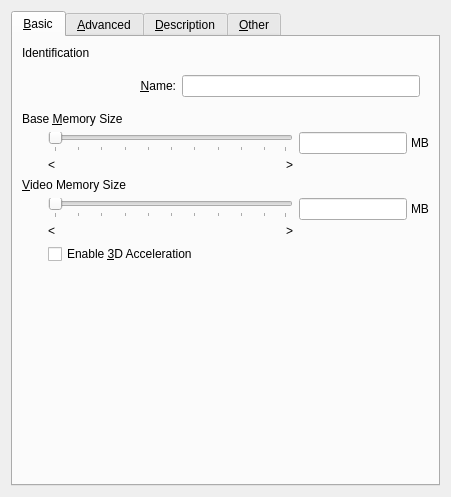
The window that vbox/src/VBox/Frontends/VirtualBox/ui/VBoxVMSettingsGeneral.ui (jljuxgm/vboxgit) describes before a commit, drawn with Qt 5.
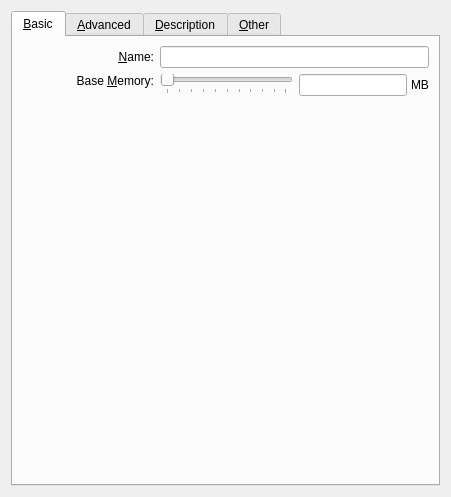
The same window after the commit. Custom widgets are drawn as their Qt base class.

Commit message:
commit_19664 ------------------------------------------------------------------------ r19664 | vboxsync | 2009-05-13 23:08:45 +0800 (Wed, 13 May 2009) | 1 line
FE/Qt4: 3336: Create "Display" category in VM Settings dialog - Initial version implemented.
------------------------------------------------------------------------

Patch:
```diff
--- a/vbox/src/VBox/Frontends/VirtualBox/ui/VBoxVMSettingsGeneral.ui
+++ b/vbox/src/VBox/Frontends/VirtualBox/ui/VBoxVMSettingsGeneral.ui
@@ -36,39 +36,22 @@
       <attribute name="title" >
        <string>&amp;Basic</string>
       </attribute>
-      <layout class="QGridLayout" >
-       <item row="0" column="0" colspan="2" >
-        <widget class="QILabelSeparator" name="mGbIdent" >
-         <property name="sizePolicy" >
-          <sizepolicy vsizetype="Preferred" hsizetype="MinimumExpanding" >
-           <horstretch>0</horstretch>
-           <verstretch>0</verstretch>
-          </sizepolicy>
-         </property>
-         <property name="text" >
-          <string>Identification</string>
-         </property>
-        </widget>
-       </item>
-       <item row="1" column="0" >
-        <spacer>
-         <property name="orientation" >
-          <enum>Qt::Horizontal</enum>
-         </property>
-         <property name="sizeType" >
-          <enum>QSizePolicy::Fixed</enum>
-         </property>
-         <property name="sizeHint" >
-          <size>
-           <width>20</width>
-           <height>20</height>
-          </size>
-         </property>
-        </spacer>
-       </item>
-       <item row="1" column="1" >
+      <layout class="QVBoxLayout" >
+       <item>
         <widget class="VBoxOSTypeSelectorWidget" name="mOSTypeSelector" >
          <layout class="QGridLayout" >
+          <property name="leftMargin" >
+           <number>0</number>
+          </property>
+          <property name="topMargin" >
+           <number>0</number>
+          </property>
+          <property name="rightMargin" >
+           <number>0</number>
+          </property>
+          <property name="bottomMargin" >
+           <number>0</number>
+          </property>
           <item row="0" column="0" >
            <widget class="QLabel" name="mLbName" >
             <property name="text" >
@@ -89,64 +72,26 @@
             </property>
            </widget>
           </item>
-         </layout>
-        </widget>
-       </item>
-       <item row="2" column="0" colspan="2" >
-        <widget class="QILabelSeparator" name="mGbRam" >
-         <property name="sizePolicy" >
-          <sizepolicy vsizetype="Preferred" hsizetype="MinimumExpanding" >
-           <horstretch>0</horstretch>
-           <verstretch>0</verstretch>
-          </sizepolicy>
-         </property>
-         <property name="text" >
-          <string>Base &amp;Memory Size</string>
-         </property>
-         <property name="buddy" >
-          <cstring>mLeRam</cstring>
-         </property>
-        </widget>
-       </item>
        <item row="3" column="0" >
-        <spacer>
-         <property name="orientation" >
-          <enum>Qt::Horizontal</enum>
-         </property>
-         <property name="sizeType" >
-          <enum>QSizePolicy::Fixed</enum>
-         </property>
-         <property name="sizeHint" >
-          <size>
-           <width>20</width>
-           <height>20</height>
-          </size>
-         </property>
-        </spacer>
-       </item>
-       <item row="3" column="1" >
-        <widget class="QWidget" native="1" name="widget_3" >
-         <property name="sizePolicy" >
-          <sizepolicy vsizetype="Maximum" hsizetype="Preferred" >
-           <horstretch>0</horstretch>
-           <verstretch>0</verstretch>
-          </sizepolicy>
-         </property>
-         <layout class="QHBoxLayout" >
-          <property name="leftMargin" >
-           <number>0</number>
-          </property>
-          <property name="topMargin" >
-           <number>0</number>
-          </property>
-          <property name="rightMargin" >
-           <number>0</number>
-          </property>
-          <property name="bottomMargin" >
-           <number>0</number>
-          </property>
-          <item>
+           <widget class="QLabel" name="mLbRam" >
+            <property name="text" >
+             <string>Base &amp;Memory:</string>
+            </property>
+            <property name="alignment" >
+             <set>Qt::AlignRight|Qt::AlignTrailing|Qt::AlignVCenter</set>
+            </property>
+            <property name="buddy" >
+             <cstring>mLeRam</cstring>
+            </property>
+           </widget>
+          </item>
+          <item rowspan="2" row="3" column="1" colspan="2" >
+           <layout class="QGridLayout" >
+            <item rowspan="2" row="0" column="0" >
            <layout class="QVBoxLayout" >
+              <property name="spacing" >
+               <number>0</number>
+              </property>
             <item>
              <widget class="QSlider" name="mSlRam" >
               <property name="whatsThis" >
@@ -170,9 +115,6 @@
                   <verstretch>0</verstretch>
                  </sizepolicy>
                 </property>
-                <property name="text" >
-                 <string>&lt;</string>
-                </property>
                </widget>
               </item>
               <item>
@@ -196,9 +138,6 @@
                   <verstretch>0</verstretch>
                  </sizepolicy>
                 </property>
-                <property name="text" >
-                 <string>></string>
-                </property>
                 <property name="alignment" >
                  <set>Qt::AlignRight|Qt::AlignTrailing|Qt::AlignVCenter</set>
                 </property>
@@ -208,12 +147,7 @@
             </item>
            </layout>
           </item>
-          <item>
-           <layout class="QVBoxLayout" >
-            <property name="spacing" >
-             <number>0</number>
-            </property>
-            <item>
+            <item row="0" column="1" >
              <layout class="QHBoxLayout" >
               <property name="spacing" >
                <number>4</number>
@@ -232,7 +166,7 @@
                </widget>
               </item>
               <item>
-               <widget class="QLabel" name="mLbRam" >
+               <widget class="QLabel" name="mLbRamUnit" >
                 <property name="sizePolicy" >
                  <sizepolicy vsizetype="Fixed" hsizetype="Fixed" >
                   <horstretch>0</horstretch>
@@ -246,227 +180,20 @@
               </item>
              </layout>
             </item>
-            <item>
-             <spacer>
-              <property name="orientation" >
-               <enum>Qt::Vertical</enum>
-              </property>
-              <property name="sizeType" >
-               <enum>QSizePolicy::Expanding</enum>
-              </property>
-              <property name="sizeHint" >
-               <size>
-                <width>20</width>
-                <height>0</height>
-               </size>
-              </property>
-             </spacer>
-            </item>
            </layout>
           </item>
          </layout>
         </widget>
        </item>
-       <item row="4" column="0" colspan="2" >
-        <widget class="QILabelSeparator" name="mGbVideo" >
-         <property name="sizePolicy" >
-          <sizepolicy vsizetype="Preferred" hsizetype="MinimumExpanding" >
-           <horstretch>0</horstretch>
-           <verstretch>0</verstretch>
-          </sizepolicy>
-         </property>
-         <property name="text" >
-          <string>&amp;Video Memory Size</string>
-         </property>
-         <property name="buddy" >
-          <cstring>mLeVideo</cstring>
-         </property>
-        </widget>
-       </item>
-       <item row="5" column="0" >
-        <spacer>
-         <property name="orientation" >
-          <enum>Qt::Horizontal</enum>
-         </property>
-         <property name="sizeType" >
-          <enum>QSizePolicy::Fixed</enum>
-         </property>
-         <property name="sizeHint" >
-          <size>
-           <width>20</width>
-           <height>20</height>
-          </size>
-         </property>
-        </spacer>
-       </item>
-       <item row="5" column="1" >
-        <widget class="QWidget" native="1" name="widget_2" >
-         <property name="sizePolicy" >
-          <sizepolicy vsizetype="Maximum" hsizetype="Preferred" >
-           <horstretch>0</horstretch>
-           <verstretch>0</verstretch>
-          </sizepolicy>
-         </property>
-         <layout class="QHBoxLayout" >
-          <property name="leftMargin" >
-           <number>0</number>
-          </property>
-          <property name="topMargin" >
-           <number>0</number>
-          </property>
-          <property name="rightMargin" >
-           <number>0</number>
-          </property>
-          <property name="bottomMargin" >
-           <number>0</number>
-          </property>
           <item>
-           <layout class="QVBoxLayout" >
-            <item>
-             <widget class="QSlider" name="mSlVideo" >
-              <property name="whatsThis" >
-               <string>Controls the amount of video memory provided to the virtual machine.</string>
-              </property>
-              <property name="orientation" >
-               <enum>Qt::Horizontal</enum>
-              </property>
-              <property name="tickPosition" >
-               <enum>QSlider::TicksBelow</enum>
-              </property>
-             </widget>
-            </item>
-            <item>
-             <layout class="QHBoxLayout" >
-              <item>
-               <widget class="QLabel" name="mLbVideoMin" >
-                <property name="sizePolicy" >
-                 <sizepolicy vsizetype="Fixed" hsizetype="Fixed" >
-                  <horstretch>0</horstretch>
-                  <verstretch>0</verstretch>
-                 </sizepolicy>
-                </property>
-                <property name="text" >
-                 <string>&lt;</string>
-                </property>
-               </widget>
-              </item>
-              <item>
                <spacer>
                 <property name="orientation" >
-                 <enum>Qt::Horizontal</enum>
-                </property>
-                <property name="sizeHint" >
-                 <size>
-                  <width>0</width>
-                  <height>0</height>
-                 </size>
-                </property>
-               </spacer>
-              </item>
-              <item>
-               <widget class="QLabel" name="mLbVideoMax" >
-                <property name="sizePolicy" >
-                 <sizepolicy vsizetype="Fixed" hsizetype="Fixed" >
-                  <horstretch>0</horstretch>
-                  <verstretch>0</verstretch>
-                 </sizepolicy>
-                </property>
-                <property name="text" >
-                 <string>></string>
-                </property>
-                <property name="alignment" >
-                 <set>Qt::AlignRight|Qt::AlignTrailing|Qt::AlignVCenter</set>
-                </property>
-               </widget>
-              </item>
-             </layout>
-            </item>
-           </layout>
-          </item>
-          <item>
-           <layout class="QVBoxLayout" >
-            <property name="spacing" >
-             <number>0</number>
-            </property>
-            <item>
-             <layout class="QHBoxLayout" >
-              <property name="spacing" >
-               <number>4</number>
-              </property>
-              <item>
-               <widget class="QILineEdit" name="mLeVideo" >
-                <property name="sizePolicy" >
-                 <sizepolicy vsizetype="Fixed" hsizetype="Maximum" >
-                  <horstretch>0</horstretch>
-                  <verstretch>0</verstretch>
-                 </sizepolicy>
-                </property>
-                <property name="whatsThis" >
-                 <string>Controls the amount of video memory provided to the virtual machine.</string>
-                </property>
-               </widget>
-              </item>
-              <item>
-               <widget class="QLabel" name="mLbVideo" >
-                <property name="sizePolicy" >
-                 <sizepolicy vsizetype="Fixed" hsizetype="Fixed" >
-                  <horstretch>0</horstretch>
-                  <verstretch>0</verstretch>
-                 </sizepolicy>
-                </property>
-                <property name="text" >
-                 <string>MB</string>
-                </property>
-               </widget>
-              </item>
-             </layout>
-            </item>
-            <item>
-             <spacer>
-              <property name="orientation" >
                <enum>Qt::Vertical</enum>
               </property>
-              <property name="sizeType" >
-               <enum>QSizePolicy::Expanding</enum>
-              </property>
               <property name="sizeHint" >
                <size>
                 <width>20</width>
                 <height>0</height>
-               </size>
-              </property>
-             </spacer>
-            </item>
-           </layout>
-          </item>
-         </layout>
-        </widget>
-       </item>
-       <item row="6" column="1" >
-        <widget class="QCheckBox" name="mCb3D" >
-         <property name="sizePolicy" >
-          <sizepolicy vsizetype="Fixed" hsizetype="MinimumExpanding" >
-           <horstretch>0</horstretch>
-           <verstretch>0</verstretch>
-          </sizepolicy>
-         </property>
-         <property name="whatsThis" >
-          <string>When checked, the virtual machine will get access to the 3D graphics capabilities available on the host.</string>
-         </property>
-         <property name="text" >
-          <string>Enable &amp;3D Acceleration</string>
-         </property>
-        </widget>
-       </item>
-       <item row="7" column="1" >
-        <spacer>
-         <property name="orientation" >
-          <enum>Qt::Vertical</enum>
-         </property>
-         <property name="sizeHint" >
-          <size>
-           <width>20</width>
-           <height>31</height>
           </size>
          </property>
         </spacer>
```
Lines whose indentation alone changed are shown as unchanged. The commit also changes 18 other files.
